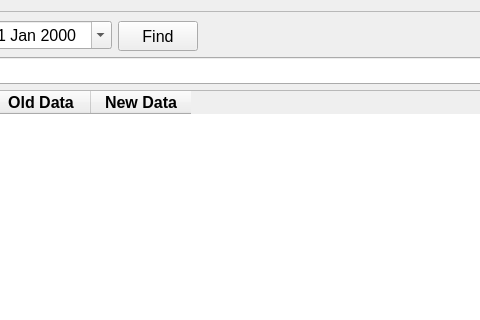
Old version of the form ui/logs.ui in the repository michael-halim/pos; both pictures show x 331 to 811 and y 0 to 320 of the 913 by 487 pixel window.
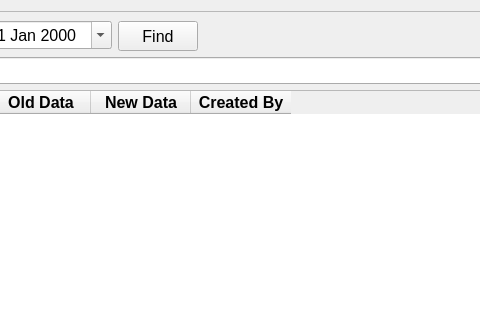
New version of the form.

Diff of the .ui file:
```diff
--- a/ui/logs.ui
+++ b/ui/logs.ui
@@ -218,6 +218,21 @@
             <set>AlignCenter</set>
            </property>
           </column>
+          <column>
+           <property name="text">
+            <string>Created By</string>
+           </property>
+           <property name="font">
+            <font>
+             <pointsize>12</pointsize>
+             <weight>75</weight>
+             <bold>true</bold>
+            </font>
+           </property>
+           <property name="textAlignment">
+            <set>AlignCenter</set>
+           </property>
+          </column>
          </widget>
         </item>
        </layout>
```
